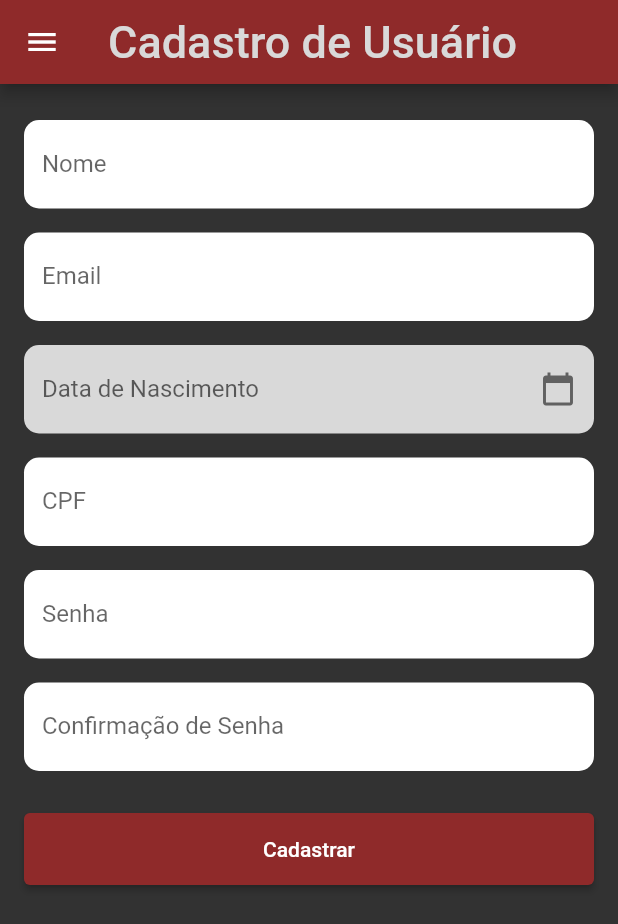
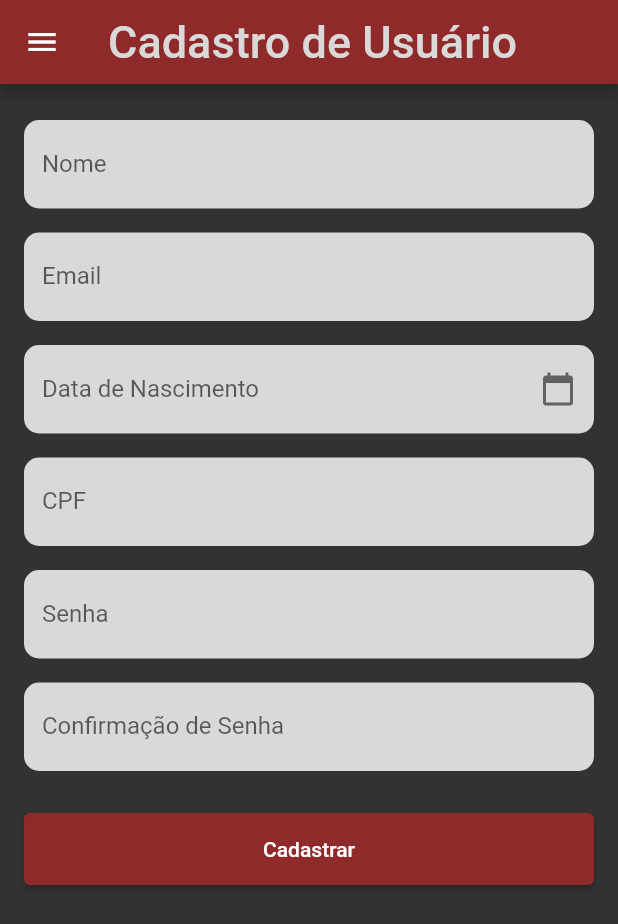
Before and after one commit to yurigrams/finace_maneger, a Flutter app: the UserRegistrationPage screen opened by its route, on a phone screen of 412 x 824 dp. Shown: the top 924 px of the screen. Run offline on Flutter 3.47's test engine with Material 3 defaults, Android fonts, the phone set to English and light mode, and no system bars; our stand-ins replace cloud_firestore, firebase_auth, firebase_core, fl_chart, google_fonts; accounts and stored records are empty.

Commit message:
trocando cor

```diff
--- a/lib/pages/register_user_page.dart
+++ b/lib/pages/register_user_page.dart
@@ -118,7 +118,7 @@ class _UserRegistrationPageState extends State<UserRegistrationPage> {
         decoration: InputDecoration(
           labelText: label,
           filled: true,
-          fillColor: Colors.white,
+          fillColor: AppColors.white,
           border: OutlineInputBorder(
             borderRadius: BorderRadius.circular(10),
             borderSide: BorderSide.none,
```
